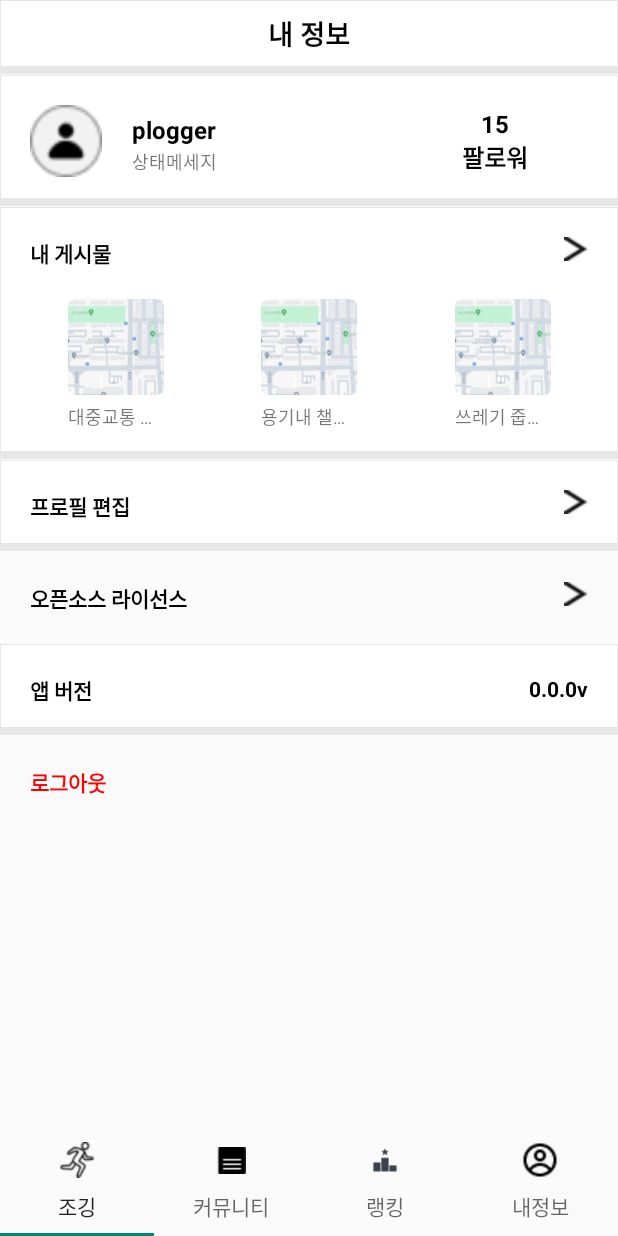
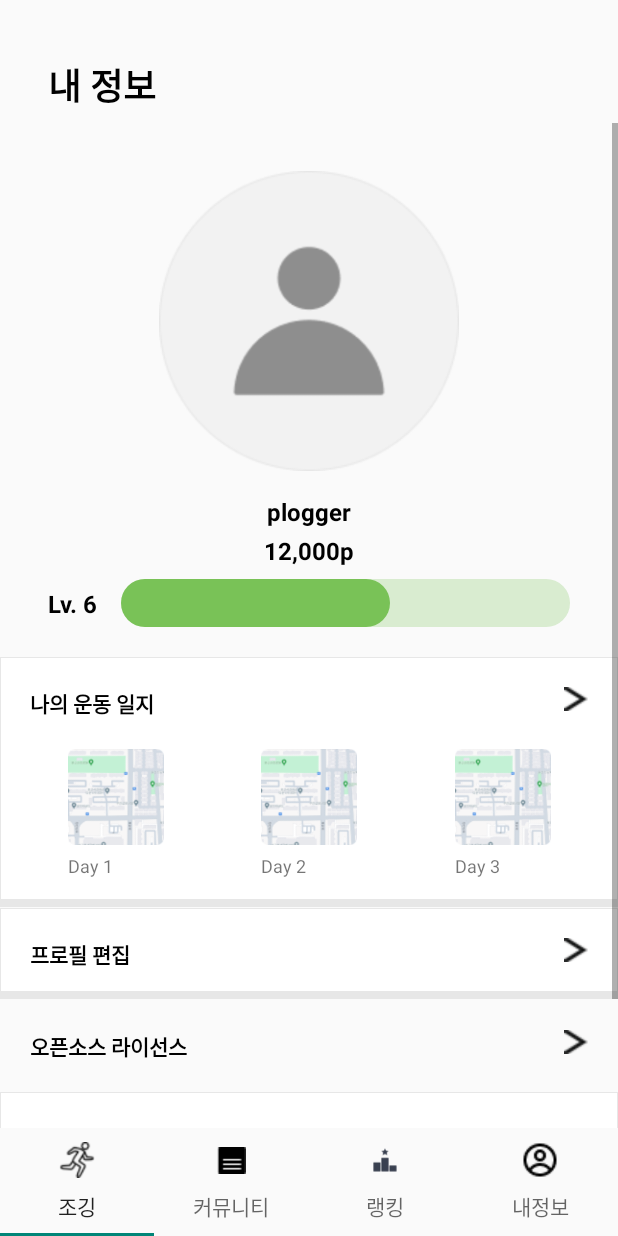
Before and after one commit to GDSC-KNU/3rd-sc-4-Plogger-Android, an Android app: the fragment MyProfileFragment placed in its activity, on a phone screen of 412 x 824 dp. Run offline under Robolectric (Android 15) with nearby library versions, the phone set to English and light mode, and no system bars.

Commit message:
Modify: Myprofile View

```diff
--- a/front-end/app/src/main/res/layout/fragment_myprofile.xml
+++ b/front-end/app/src/main/res/layout/fragment_myprofile.xml
@@ -6,17 +6,14 @@
 
     <TextView
         android:id="@+id/title"
-        android:layout_width="match_parent"
+        android:layout_width="wrap_content"
         android:layout_height="50dp"
+        android:layout_margin="32dp"
         android:text="내 정보"
-        android:textSize="18dp"
+        android:textSize="24dp"
         android:textColor="@color/black"
         android:textStyle="bold"
         android:gravity="center"
-        android:background="@drawable/underborder_background"
-        android:paddingTop="5dp"
-        android:paddingBottom="10dp"
-        app:layout_constraintEnd_toEndOf="parent"
         app:layout_constraintStart_toStartOf="parent"
         app:layout_constraintTop_toTopOf="parent" />
 
@@ -36,78 +33,87 @@
                 android:id="@+id/box_1"
                 android:layout_width="match_parent"
                 android:layout_height="wrap_content"
-                android:background="@drawable/underborder_background"
                 android:paddingBottom="20dp"
-                app:layout_constraintEnd_toEndOf="parent"
-                app:layout_constraintStart_toStartOf="parent"
-                app:layout_constraintTop_toTopOf="parent">
-
-                <androidx.constraintlayout.widget.ConstraintLayout
-                    android:id="@+id/profile_box"
-                    android:layout_width="match_parent"
-                    android:layout_height="wrap_content"
-                    android:layout_margin="20dp"
                 app:layout_constraintEnd_toEndOf="parent"
                 app:layout_constraintStart_toStartOf="parent"
                 app:layout_constraintTop_toTopOf="parent">
 
                 <ImageView
                     android:id="@+id/profile_img"
-                        android:layout_width="48dp"
-                        android:layout_height="48dp"
-                        android:src="@drawable/profile_image_1"
-                        app:layout_constraintBottom_toBottomOf="parent"
+                    android:layout_width="200dp"
+                    android:layout_height="200dp"
+                    android:layout_marginTop="32dp"
+                    android:src="@drawable/profile_img"
                     app:layout_constraintStart_toStartOf="parent"
+                    app:layout_constraintEnd_toEndOf="parent"
                     app:layout_constraintTop_toTopOf="parent" />
 
                 <TextView
                     android:id="@+id/profile_nickname"
                     android:layout_width="100dp"
                     android:layout_height="wrap_content"
-                        android:layout_marginStart="20dp"
-                        android:layout_marginTop="5dp"
+                    android:layout_marginTop="16dp"
                     android:maxLines="1"
                     android:ellipsize="end"
                     android:text="plogger"
                     android:textColor="@color/black"
                     android:textSize="16dp"
                     android:textStyle="bold"
-                        app:layout_constraintStart_toEndOf="@id/profile_img"
-                        app:layout_constraintTop_toTopOf="parent" />
+                    android:gravity="center"
+                    app:layout_constraintStart_toStartOf="parent"
+                    app:layout_constraintEnd_toEndOf="parent"
+                    app:layout_constraintTop_toBottomOf="@id/profile_img" />
 
                 <TextView
-                        android:id="@+id/profile_state"
-                        android:layout_width="100dp"
+                    android:id="@+id/profile_points"
+                    android:layout_width="wrap_content"
                     android:layout_height="wrap_content"
-                        android:layout_marginStart="20dp"
-                        android:maxLines="1"
-                        android:ellipsize="end"
-                        android:text="상태메세지"
-                        android:textSize="12dp"
-                        app:layout_constraintBottom_toBottomOf="parent"
-                        app:layout_constraintStart_toEndOf="@id/profile_img"
+                    android:layout_marginTop="4dp"
+                    android:gravity="center"
+                    android:text="12,000p"
+                    android:textColor="@color/black"
+                    android:textSize="16dp"
+                    android:textStyle="bold"
+                    app:layout_constraintStart_toStartOf="parent"
+                    app:layout_constraintEnd_toEndOf="parent"
                     app:layout_constraintTop_toBottomOf="@id/profile_nickname" />
 
                 <TextView
-                        android:id="@+id/profile_follower"
+                    android:id="@+id/level"
                     android:layout_width="wrap_content"
                     android:layout_height="wrap_content"
-                        android:layout_marginEnd="40dp"
+                    android:layout_marginTop="8dp"
+                    android:layout_marginStart="32dp"
                     android:gravity="center"
-                        android:text="15\n팔로워"
+                    android:text="Lv. 6"
                     android:textColor="@color/black"
                     android:textSize="16dp"
                     android:textStyle="bold"
-                        app:layout_constraintBottom_toBottomOf="parent"
+                    app:layout_constraintStart_toStartOf="parent"
+                    app:layout_constraintEnd_toStartOf="@id/point_progress_bar"
+                    app:layout_constraintTop_toBottomOf="@id/profile_points"
+                    app:layout_constraintBottom_toBottomOf="parent" />
+
+                <com.google.android.material.progressindicator.LinearProgressIndicator
+                    android:id="@+id/point_progress_bar"
+                    android:layout_width="0dp"
+                    android:layout_height="wrap_content"
+                    android:layout_marginTop="8dp"
+                    android:layout_marginStart="16dp"
+                    android:layout_marginEnd="32dp"
+                    android:progress="60"
+                    app:indicatorColor="@color/basic"
+                    app:trackThickness="32dp"
+                    app:trackCornerRadius="16dp"
+                    app:layout_constraintStart_toEndOf="@id/level"
                     app:layout_constraintEnd_toEndOf="parent"
-                        app:layout_constraintTop_toTopOf="parent" />
-
-                </androidx.constraintlayout.widget.ConstraintLayout>
+                    app:layout_constraintTop_toBottomOf="@id/profile_points"
+                    app:layout_constraintBottom_toBottomOf="parent"/>
 
             </androidx.constraintlayout.widget.ConstraintLayout>
 
             <androidx.constraintlayout.widget.ConstraintLayout
-                android:id="@+id/box_3"
+                android:id="@+id/box_2"
                 android:layout_width="match_parent"
                 android:layout_height="wrap_content"
                 android:background="@drawable/underborder_background"
@@ -121,7 +127,7 @@
                     android:layout_width="wrap_content"
                     android:layout_height="wrap_content"
                     android:layout_margin="20dp"
-                    android:text="내 게시물"
+                    android:text="나의 운동 일지"
                     android:textColor="@color/black"
                     android:textSize="14dp"
                     android:textStyle="bold"
@@ -171,7 +177,7 @@
                             android:layout_marginTop="5dp"
                             android:maxLines="1"
                             android:ellipsize="end"
-                            android:text="대중교통 챌린지를 하는 중"
+                            android:text="Day 1"
                             android:textSize="12dp"
                             app:layout_constraintEnd_toEndOf="parent"
                             app:layout_constraintStart_toStartOf="parent"
@@ -204,7 +210,7 @@
                             android:layout_marginTop="5dp"
                             android:maxLines="1"
                             android:ellipsize="end"
-                            android:text="용기내 챌린지를 하는 중"
+                            android:text="Day 2"
                             android:textSize="12dp"
                             app:layout_constraintEnd_toEndOf="parent"
                             app:layout_constraintStart_toStartOf="parent"
@@ -237,7 +243,7 @@
                             android:layout_marginTop="5dp"
                             android:maxLines="1"
                             android:ellipsize="end"
-                            android:text="쓰레기 줍기 챌린지를 하는 중"
+                            android:text="Day 3"
                             android:textSize="12dp"
                             app:layout_constraintEnd_toEndOf="parent"
                             app:layout_constraintStart_toStartOf="parent"
@@ -268,14 +274,14 @@
             </androidx.constraintlayout.widget.ConstraintLayout>
 
             <androidx.constraintlayout.widget.ConstraintLayout
-                android:id="@+id/box_6"
+                android:id="@+id/box_3"
                 android:layout_width="match_parent"
                 android:layout_height="wrap_content"
                 android:background="@drawable/underborder_background"
                 android:paddingBottom="20dp"
                 app:layout_constraintEnd_toEndOf="parent"
                 app:layout_constraintStart_toStartOf="parent"
-                app:layout_constraintTop_toBottomOf="@id/box_3">
+                app:layout_constraintTop_toBottomOf="@id/box_2">
 
                 <TextView
                     android:id="@+id/edit_profile_mark"
@@ -300,13 +306,13 @@
             </androidx.constraintlayout.widget.ConstraintLayout>
 
             <androidx.constraintlayout.widget.ConstraintLayout
-                android:id="@+id/box_7"
+                android:id="@+id/box_4"
                 android:layout_width="match_parent"
                 android:layout_height="wrap_content"
                 android:paddingBottom="20dp"
                 app:layout_constraintEnd_toEndOf="parent"
                 app:layout_constraintStart_toStartOf="parent"
-                app:layout_constraintTop_toBottomOf="@id/box_6">
+                app:layout_constraintTop_toBottomOf="@id/box_3">
 
                 <TextView
                     android:id="@+id/opensource_license_mark"
@@ -331,14 +337,14 @@
             </androidx.constraintlayout.widget.ConstraintLayout>
 
             <androidx.constraintlayout.widget.ConstraintLayout
-                android:id="@+id/box_8"
+                android:id="@+id/box_5"
                 android:layout_width="match_parent"
                 android:layout_height="wrap_content"
                 android:background="@drawable/underborder_background"
                 android:paddingBottom="20dp"
                 app:layout_constraintEnd_toEndOf="parent"
                 app:layout_constraintStart_toStartOf="parent"
-                app:layout_constraintTop_toBottomOf="@id/box_7">
+                app:layout_constraintTop_toBottomOf="@id/box_4">
 
                 <TextView
                     android:id="@+id/app_version_mark"
@@ -366,12 +372,12 @@
             </androidx.constraintlayout.widget.ConstraintLayout>
 
             <androidx.constraintlayout.widget.ConstraintLayout
-                android:id="@+id/box_9"
+                android:id="@+id/box_6"
                 android:layout_width="match_parent"
                 android:layout_height="wrap_content"
                 app:layout_constraintBottom_toBottomOf="parent"
                 app:layout_constraintStart_toStartOf="parent"
-                app:layout_constraintTop_toBottomOf="@id/box_8">
+                app:layout_constraintTop_toBottomOf="@id/box_5">
 
                 <TextView
                     android:id="@+id/logout_btn"
```
Also changed, not shown: front-end/app/src/main/res/drawable/profile_img.png (added). Lines whose indentation alone changed are shown as unchanged.
